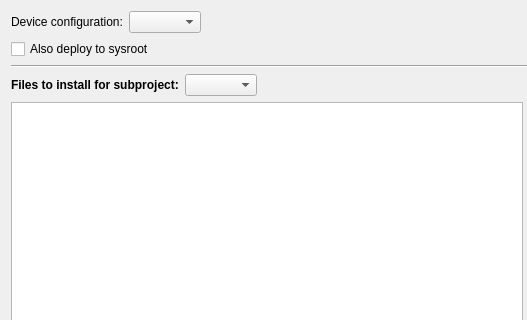
This is src/plugins/qt4projectmanager/qt-maemo/maemodeploystepwidget.ui in qt-creator/qt-creator as Qt 5 draws it before an edit; both pictures show x 0 to 527 and y 0 to 320 of the 662 by 418 pixel window. The edited form follows.
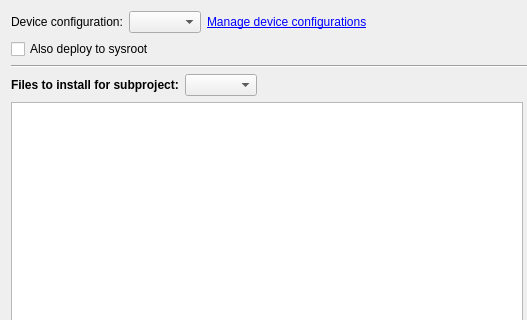
This is the edited form.

Commit message:
Maemo: Add another link pointing to the device configurations page.
The widget where the developer actually chooses the configuration
should definitely have that link as well.

```diff
--- a/src/plugins/qt4projectmanager/qt-maemo/maemodeploystepwidget.ui
+++ b/src/plugins/qt4projectmanager/qt-maemo/maemodeploystepwidget.ui
@@ -30,6 +30,13 @@
        </property>
       </widget>
      </item>
+     <item>
+      <widget class="QLabel" name="manageDevConfsLabel">
+       <property name="text">
+        <string>&lt;a href=irrelevant&gt;Manage device configurations&lt;/a&gt;</string>
+       </property>
+      </widget>
+     </item>
      <item>
       <spacer name="horizontalSpacer">
        <property name="orientation">
```
The commit also changes 2 other files.
